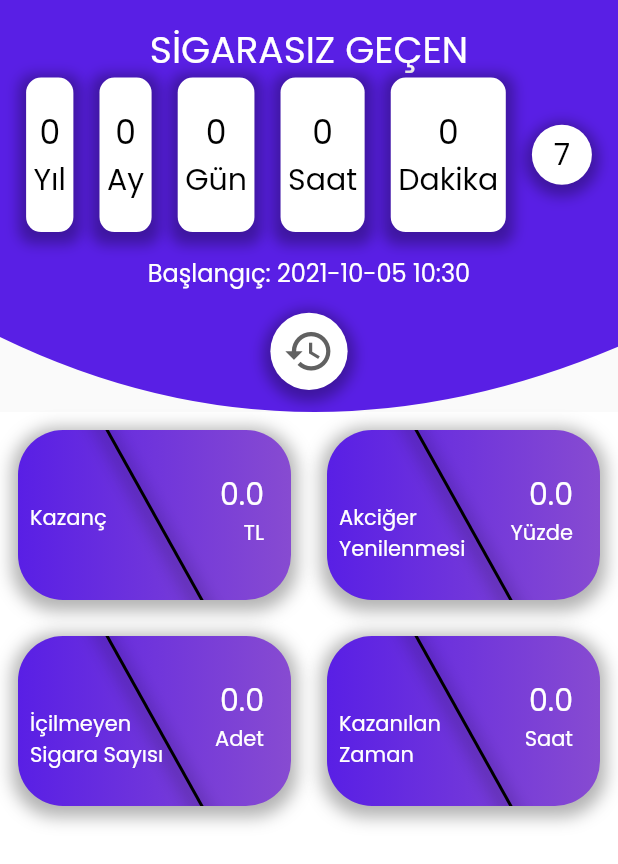
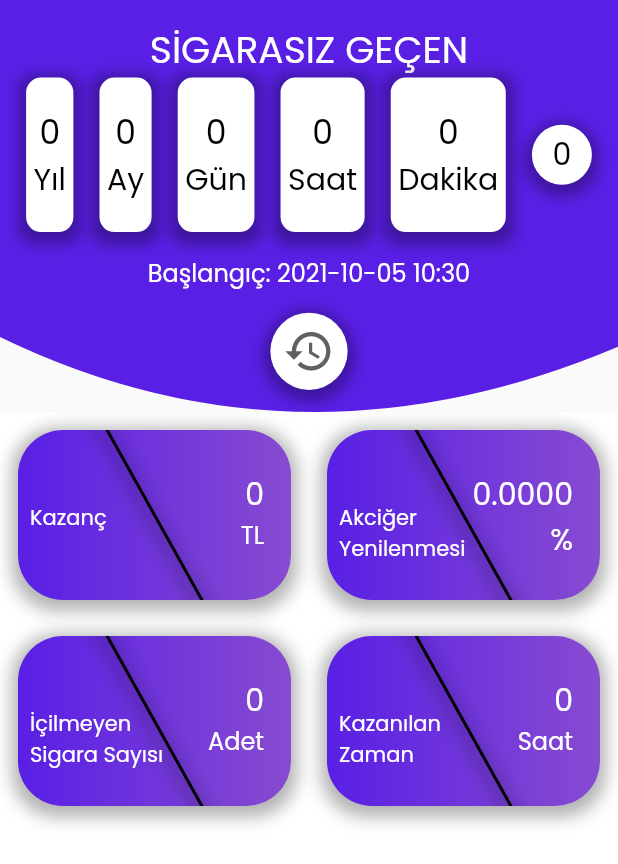
Before and after one commit to Tugberkab/Quit-Smoking-App, a Flutter app: the screen it shows after launch, on a phone screen of 412 x 824 dp. Shown: the top 864 px of the screen. Run offline on Flutter 3.47's test engine with Material 2 defaults, Android fonts, the phone set to English and light mode, and no system bars; drawn by our look-alikes of streaming_shared_preferences; our stand-ins replace google_fonts, percent_indicator, shared_preferences; missing offline and left inert: number_selection, snapping_sheet.

Commit message:
ParentWidget bug fix, decimals fix

```diff
--- a/lib/home/components/body.dart
+++ b/lib/home/components/body.dart
@@ -45,6 +45,7 @@ class _BodyState extends State<Body> {
     return PreferenceBuilder(
       preference: widget.myAppStreamObject!.registerDate,
       builder: (context, String value) {
+
         registerDate = DateTime.parse(value);
 
         // BURASI COMMENTLI KALSIN
@@ -61,7 +62,6 @@ class _BodyState extends State<Body> {
 
         return Container(
           color: Colors.white,
-          child: Expanded(
           child: GridView.builder(
             physics: NeverScrollableScrollPhysics(),
             gridDelegate: const SliverGridDelegateWithFixedCrossAxisCount(
@@ -77,7 +77,6 @@ class _BodyState extends State<Body> {
               paket: widget.paket!,
             ),
           ),
-          ),
         );
       },
     );
--- a/lib/home/home.dart
+++ b/lib/home/home.dart
@@ -8,6 +8,7 @@ import "package:quit_smoking_app/MyAppStreamObject.dart";
 import 'package:quit_smoking_app/home/widget/info_card.dart';
 import 'package:quit_smoking_app/home/widget/time_card.dart';
 import 'package:quit_smoking_app/models/info.dart';
+import 'package:quit_smoking_app/welcome/welcome.dart';
 import 'package:snapping_sheet/snapping_sheet.dart';
 import 'package:quit_smoking_app/models/time.dart';
 import 'package:streaming_shared_preferences/streaming_shared_preferences.dart';
@@ -92,7 +93,7 @@ class _HomeState extends State<Home> {
                   itemBuilder: (BuildContext context, int index) => Padding(
                     padding: const EdgeInsets.all(5),
                     child: InfoCard(
-                      duration: difference,
+                      difference: difference,
                       info: info[index],
                       coefficient: info[index].coefficient,
                     ),
@@ -158,7 +159,7 @@ class _HomeState extends State<Home> {
                 mainAxisSize: MainAxisSize.min,
                 children: <Widget>[
                   Text(
-                    "RESET DATE?",
+                    "VERİLERİ SIFIRLA?",
                     style: TextStyle(
                         color: Colors.black,
                         fontSize: 22,
@@ -169,17 +170,18 @@ class _HomeState extends State<Home> {
                   ),
                   TextButton(
                     onPressed: (){
-                      resetDate();
-                      Navigator.pop(context);
+                      Navigator.pushReplacementNamed(context, WelcomePage(myAppStreamObject: myAppStreamObject);
+                      // resetDate();
+                      // Navigator.pop(context);
                     },
-                    child: Text("Reset",style: TextStyle(color:Colors.red[700],fontSize: 18),textAlign: TextAlign.center,)
+                    child: Text("Evet",style: TextStyle(color:Colors.red[700],fontSize: 18),textAlign: TextAlign.center,)
                   ),
                   SizedBox(height: 12,),
                   TextButton(
                     onPressed: (){
                       Navigator.pop(context);
                     },
-                    child: Text("Cancel",style: TextStyle(color:Colors.black,fontSize: 18),textAlign: TextAlign.center,)
+                    child: Text("Hayır",style: TextStyle(color:Colors.black,fontSize: 18),textAlign: TextAlign.center,)
                   ),
                 ],
               ),
@@ -218,7 +220,7 @@ class _HomeState extends State<Home> {
                     // BURASI COMMENTLI KALSIN
                     registerDate = DateTime.parse(value);
 
-                    timer = Timer.periodic(Duration(seconds: 1), (timer) {
+                    timer = Timer.periodic(Duration(minutes: 1), (timer) {
                       now = DateTime.now();
                       difference = now.difference(registerDate);
                       //print(difference.toString());
@@ -241,15 +243,6 @@ class _HomeState extends State<Home> {
                           "SİGARASIZ GEÇEN",
                           style: TextStyle(color: Colors.white, fontSize: 25),
                         ),
-                        // Row(
-                        //   mainAxisAlignment: MainAxisAlignment.center,
-                        //   children: [
-                        //     Text("${timeModel.days}", style: TextStyle(fontSize: 55, color: Colors.white),),
-                        //     SizedBox(width: 15,),
-                        //     Text("GÜN", style: TextStyle(fontSize: 30, color: Colors.white),)
-                        //   ],
-                        // ),
-
                         Row(
                           mainAxisAlignment: MainAxisAlignment.spaceEvenly,
                           children: [
@@ -310,7 +303,7 @@ class _HomeState extends State<Home> {
                 ),
               ),
 
-              buildIconButton(),
+              buildResetButton(),
             ],
           ),
         ),
@@ -318,7 +311,7 @@ class _HomeState extends State<Home> {
     );
   }
 
-  Container buildIconButton() {
+  Container buildResetButton() {
     return Container(
       height: MediaQuery.of(context).size.width / 8,
       width: MediaQuery.of(context).size.width / 8,
--- a/lib/home/widget/earnings_card.dart
+++ b/lib/home/widget/earnings_card.dart
@@ -8,6 +8,17 @@ class EarningsCard extends StatelessWidget {
   final Earnings? earnings;
   final int? paket;
   EarningsCard({Key? key, this.earnings, this.duration, this.paket}) : super(key: key);
+
+
+  get getValue{
+    if(this.earnings!.id! == 2){
+      return (earnings!.increase! * duration!.inDays * paket!).toStringAsFixed(4);
+    }
+    if((earnings!.increase! * duration!.inDays * paket!) >= 0.5 || (earnings!.increase! * duration!.inDays * paket!) == 0.0){
+      return (earnings!.increase! * duration!.inDays * paket!).toInt().toString();
+    }
+    return (earnings!.increase! * duration!.inDays * paket!).toStringAsFixed(4);
+  }
 
   @override
   Widget build(BuildContext context) {
@@ -63,14 +74,14 @@ class EarningsCard extends StatelessWidget {
           top: 40,
           right: 30,
           child: Text(
-            (earnings!.increase! * duration!.inDays * paket!).toString(),
+            getValue,
             style: TextStyle(color: Colors.white, fontSize: 20),
           ),
         ),
         Positioned(
           top: 70,
           right: 30,
-          child: Text( earnings!.text_right!, textAlign: TextAlign.end, style: TextStyle(color: Colors.white),),
+          child: Text( earnings!.text_right!, textAlign: TextAlign.end, style: TextStyle(color: Colors.white, fontSize:earnings!.text_right! == "%" ? 20 : 16 ),),
         ),
       ],
     );
--- a/lib/models/earnings.dart
+++ b/lib/models/earnings.dart
@@ -22,7 +22,7 @@ List<Earnings> earnings = [
     id: 2,
     name: 'Akciğer\nYenilenmesi',
     increase: 1/(15*365),
-    text_right: "Yüzde"
+    text_right: "%"
   ),
   Earnings(
     id: 3,
--- a/lib/models/info.dart
+++ b/lib/models/info.dart
@@ -29,19 +29,19 @@ List<Info> info = [
   ),
   Info(
     id: 3,
-    text: 'Akciğer Fonksiyonlarında Artma',
+    text: 'Akciğer Fonksiyonlarının Yenilenmesi',
     timeType: "Month",
-    coefficient: 9*20
+    coefficient: 9
   ),
   Info(
     id: 4,
-    text: 'Kalp Krizi Riskinde Azalma',
+    text: 'Kalp Krizi Riskinin Sıfırlanması',
     timeType: "Day",
     coefficient: 2*365
   ),
   Info(
     id: 5,
-    text: 'KOAH Riskinde Azalma',
+    text: 'KOAH Riskinin Sıfırlanması',
     timeType: "Month",
     coefficient: 5*12*2
   ),
```
Also changed, not shown: lib/home/widget/info_card.dart (+32 -16 lines). Lines whose indentation alone changed are shown as unchanged.
